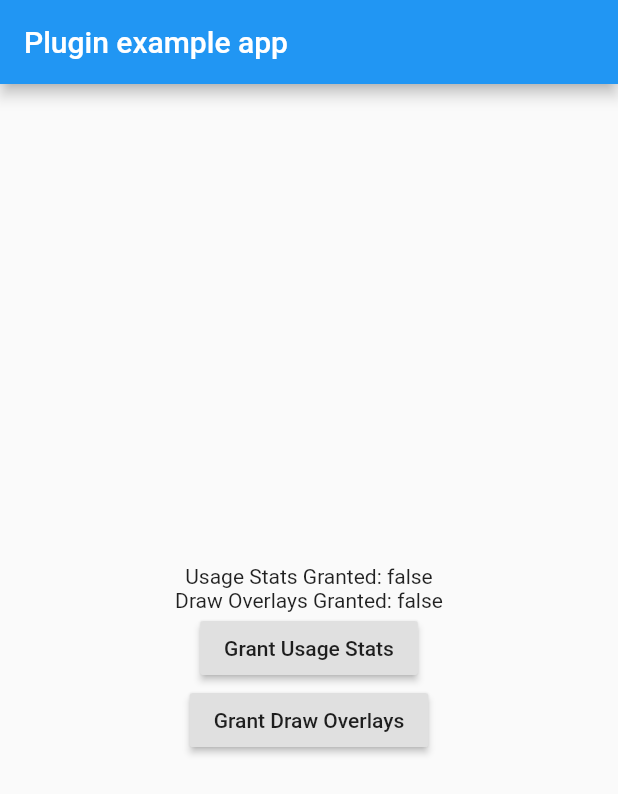
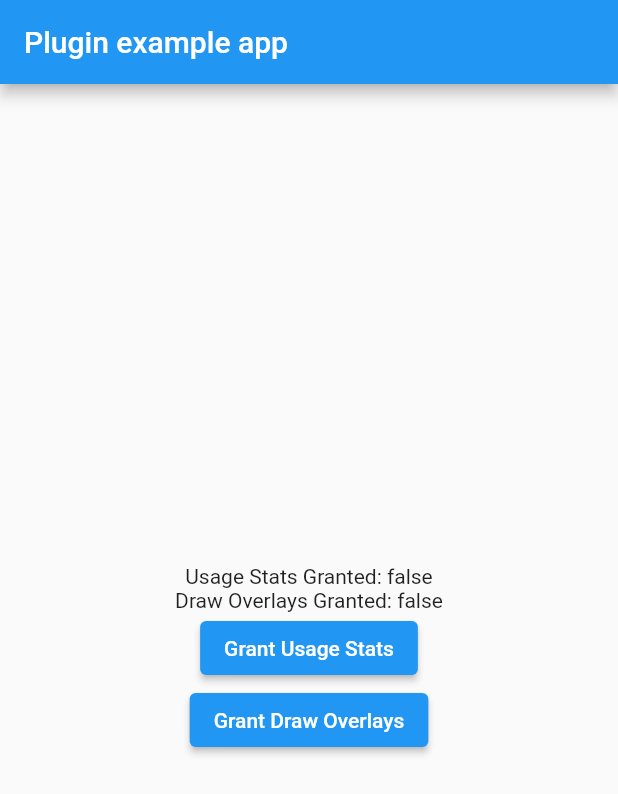
Before and after one commit to ClimbingSilverTA/overlay_usage_permissions, a Flutter app: the screen it shows after launch, after a tap on "Grant Usage Stats", on a phone screen of 412 x 824 dp. Shown: the top 794 px of the screen. Run offline on Flutter 3.47's test engine with Material 2 defaults, Android fonts, the phone set to English and light mode, and no system bars.

Commit message:
Migrate to null-safety.

```diff
--- a/example/lib/main.dart
+++ b/example/lib/main.dart
@@ -62,14 +62,14 @@ class _MyAppState extends State<MyApp> {
             children: <Widget>[
               Text('Usage Stats Granted: $_usageStatsGranted'),
               Text('Draw Overlays Granted: $_drawOverlaysGranted'),
-              RaisedButton(
+              ElevatedButton(
                 child: Text('Grant Usage Stats'),
                 onPressed: () async {
                   await OverlayUsagePermissions.requestUsageStats();
                   await initPermissions();
                 },
               ),
-              RaisedButton(
+              ElevatedButton(
                 child: Text('Grant Draw Overlays'),
                 onPressed: () async {
                   await OverlayUsagePermissions.requestDraw();
--- a/lib/overlay_usage_permissions.dart
+++ b/lib/overlay_usage_permissions.dart
@@ -3,28 +3,26 @@ import 'dart:io' show Platform;
 import 'package:flutter/services.dart';
 
 class OverlayUsagePermissions {
-
   static const MethodChannel _channel =
       const MethodChannel('overlay_usage_permissions');
 
   static Future<bool> get usageStatsGranted async {
     if (!Platform.isAndroid) return false;
-    return await _channel.invokeMethod("isStatsGranted");
+    return await _channel.invokeMethod("isStatsGranted") ?? false;
   }
 
   static Future<bool> get drawGranted async {
     if (!Platform.isAndroid) return false;
-    return await _channel.invokeMethod("isDrawGranted");
+    return await _channel.invokeMethod("isDrawGranted") ?? false;
   }
 
-  static requestUsageStats() async {
+  static Future<void> requestUsageStats() async {
     if (!Platform.isAndroid) return;
     await _channel.invokeMethod("requestStats");
   }
 
-  static requestDraw() async {
+  static Future<void> requestDraw() async {
     if (!Platform.isAndroid) return;
     await _channel.invokeMethod("requestDraw");
   }
-
 }
--- a/pubspec.yaml
+++ b/pubspec.yaml
@@ -5,8 +5,8 @@ author:
 homepage: https://github.com/ClimbingSilverTA/overlay_usage_permissions
 
 environment:
-  sdk: ">=2.7.0 <3.0.0"
-  flutter: ">=1.10.0"
+  sdk: '>=2.12.0 <3.0.0'
+  flutter: ">=1.22.0"
 
 dependencies:
   flutter:
```
Also changed, not shown: example/pubspec.lock, pubspec.lock, 1 other file.
